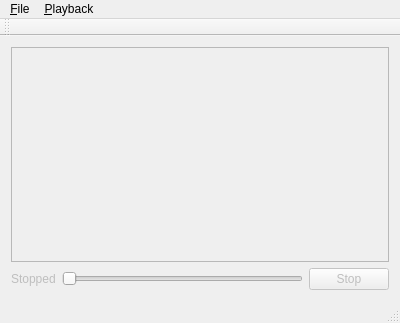
Before: the Qt Designer form mainwindow.ui in crumblingstatue/NoLifeExplorer, drawn with Qt 5.
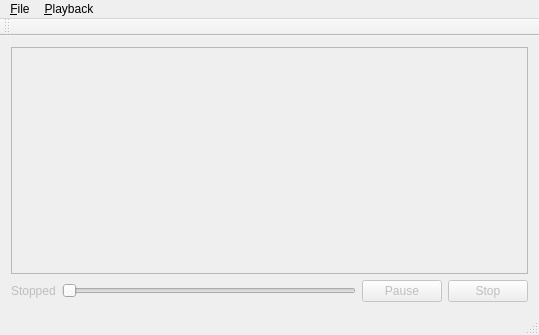
After: the same form once the commit is applied.

Commit message: Add pause and stop support

What changed in the file:
```diff
--- a/mainwindow.ui
+++ b/mainwindow.ui
@@ -6,8 +6,8 @@
    <rect>
     <x>0</x>
     <y>0</y>
-    <width>400</width>
-    <height>323</height>
+    <width>539</width>
+    <height>335</height>
    </rect>
   </property>
   <property name="windowTitle">
@@ -44,6 +44,16 @@
         </property>
        </widget>
       </item>
+      <item>
+       <widget class="QPushButton" name="pushButton_2">
+        <property name="enabled">
+         <bool>false</bool>
+        </property>
+        <property name="text">
+         <string>Pause</string>
+        </property>
+       </widget>
+      </item>
       <item>
        <widget class="QPushButton" name="pushButton">
         <property name="enabled">
@@ -63,7 +73,7 @@
     <rect>
      <x>0</x>
      <y>0</y>
-     <width>400</width>
+     <width>539</width>
      <height>25</height>
     </rect>
    </property>
```
The commit also changes 2 other files.
